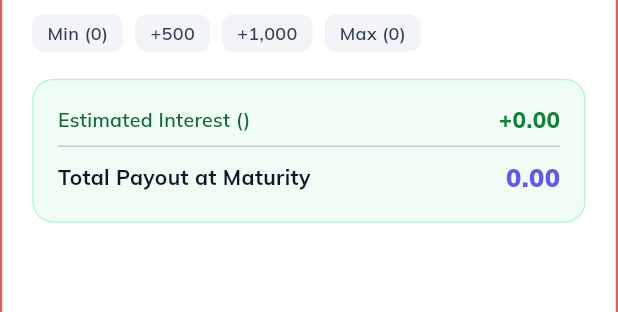
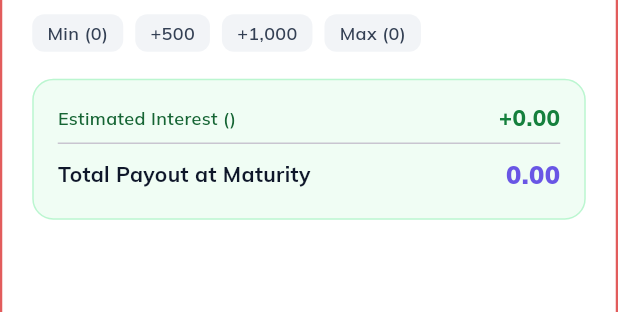
Before and after one commit to DavidOrakpo/UnitedCapitalAssessment, a Flutter app: the InvestmentCalculatorCard widget shown alone on an empty page, opened directly with empty values, on a phone screen of 412 x 824 dp. Shown: the part 243-555 px from the top of the screen. Run offline on Flutter 3.47's test engine with Material 3 defaults, Android fonts, the phone set to English and light mode, and no system bars; our stand-ins replace dio, flutter_easyloading, flutter_riverpod, go_router, google_fonts, image_picker and 3 more; missing offline and left inert: dio_smart_retry, flutter_auto_size_text; accounts and stored records are empty.

Commit message:
chore: update app name, bundle identifier, and refine widget layouts

```diff
--- a/lib/presentation/views/Home/widgets/home_error_state.dart
+++ b/lib/presentation/views/Home/widgets/home_error_state.dart
@@ -46,6 +46,7 @@ class HomeErrorState extends StatelessWidget {
           PrimaryButton(
             text: 'Retry Loading',
             width: 160,
+            topPadding: 0,
             height: 46,
             onPressed: onRetry,
           ),
--- a/lib/presentation/views/Home/widgets/investment_calculator_card.dart
+++ b/lib/presentation/views/Home/widgets/investment_calculator_card.dart
@@ -125,9 +125,8 @@ class InvestmentCalculatorCard extends StatelessWidget {
                 color: isDark ? Colors.white60 : const Color(0xFF667085),
               ),
               filled: true,
-              fillColor: isDark
-                  ? const Color(0xFF14141E)
-                  : const Color(0xFFF9FAFB),
+              fillColor:
+                  isDark ? const Color(0xFF14141E) : const Color(0xFFF9FAFB),
               border: OutlineInputBorder(
                 borderRadius: BorderRadius.circular(12),
                 borderSide: BorderSide(color: borderColor),
@@ -208,9 +207,7 @@ class InvestmentCalculatorCard extends StatelessWidget {
           Container(
             padding: const EdgeInsets.all(16),
             decoration: BoxDecoration(
-              color: isDark
-                  ? const Color(0xFF14141E)
-                  : const Color(0xFFF0FDF4),
+              color: isDark ? const Color(0xFF14141E) : const Color(0xFFF0FDF4),
               borderRadius: BorderRadius.circular(14),
               border: Border.all(
                 color: const Color(0xFF86EFAC).withValues(alpha: 0.5),
@@ -221,13 +218,15 @@ class InvestmentCalculatorCard extends StatelessWidget {
                 Row(
                   mainAxisAlignment: MainAxisAlignment.spaceBetween,
                   children: [
-                    Text(
-                      'Estimated Interest (${product.durationLabel})',
-                      style: AppTextStyle.bodyThree.copyWith(
-                        color:
-                            isDark ? Colors.white70 : const Color(0xFF166534),
-                        fontSize: 13,
-                        fontWeight: FontWeight.w600,
+                    Flexible(
+                      child: Text(
+                        'Estimated Interest (${product.durationLabel})',
+                        style: AppTextStyle.bodyThree.copyWith(
+                          color:
+                              isDark ? Colors.white70 : const Color(0xFF166534),
+                          fontSize: 12,
+                          fontWeight: FontWeight.w600,
+                        ),
                       ),
                     ),
                     Text(
```
Also changed, not shown: 5 other files.
